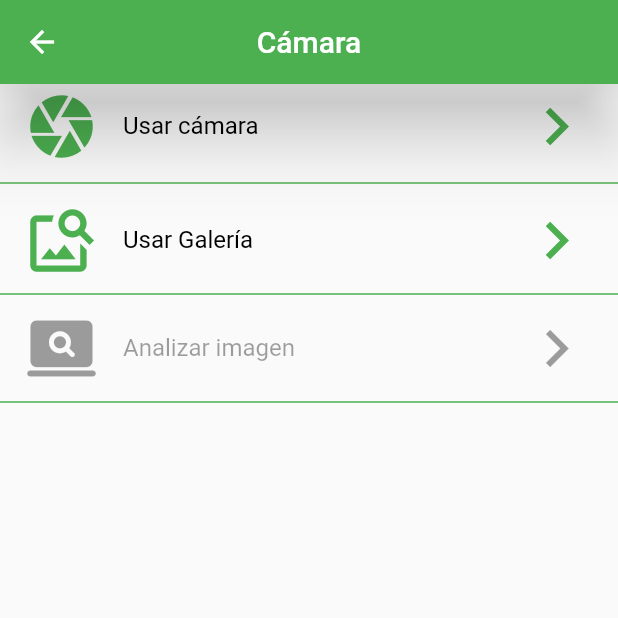
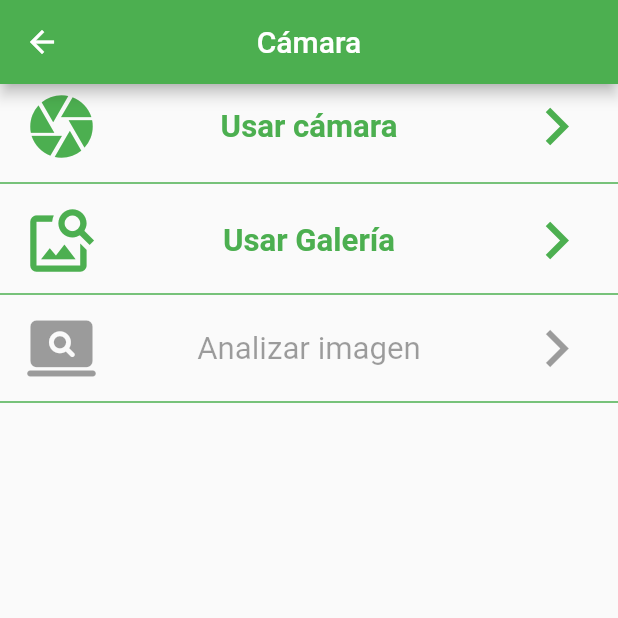
Before and after one commit to AnthonyQuiranza/flutter_detection, a Flutter app: the screen it shows after launch, after a tap on "Detectar", on a phone screen of 412 x 824 dp, the top half of it. Run offline on Flutter 3.47's test engine with Material 2 defaults, Android fonts, the phone set to English and light mode, and no system bars; our stand-ins replace dio, image_cropper, image_picker; project files that could hold a hidden picture were left out.

Commit message:
style update

```diff
--- /dev/null
+++ b/lib/src/models/style_model.dart
@@ -0,0 +1,10 @@
+import 'package:flutter/cupertino.dart';
+import 'package:flutter/material.dart';
+
+TextStyle titleStyle = const TextStyle(
+  fontWeight: FontWeight.bold,
+  color: Colors.green,
+);
+TextStyle subtitleStyle = const TextStyle(
+  fontWeight: FontWeight.normal,
+);
--- a/lib/src/pages/camera_page.dart
+++ b/lib/src/pages/camera_page.dart
@@ -2,6 +2,7 @@ import 'dart:convert';
 import 'dart:io';
 
 import 'package:detection/src/models/api_model.dart';
+import 'package:detection/src/models/style_model.dart';
 import 'package:flutter/material.dart';
 import 'package:image_picker/image_picker.dart';
 import 'package:path_provider/path_provider.dart';
@@ -129,8 +130,10 @@ class _CameraPageState extends State<CameraPage> {
   Widget build(BuildContext context) {
     return Scaffold(
       appBar: AppBar(
-        title: Text('Cámara'),
-        elevation: 20,
+        title: Text(
+          'Cámara',
+          textAlign: TextAlign.center,
+        ),
         toolbarTextStyle: TextStyle(fontWeight: FontWeight.w800),
         centerTitle: true,
         backgroundColor: Colors.green,
@@ -141,7 +144,12 @@ class _CameraPageState extends State<CameraPage> {
             textColor: Colors.black,
             iconColor: Colors.green,
             leading: Icon(Icons.camera, size: 50),
-            title: Text('Usar cámara'),
+            title: Text(
+              'Usar cámara',
+              textAlign: TextAlign.center,
+              textScaleFactor: 1.3,
+              style: titleStyle,
+            ),
             trailing: Icon(Icons.navigate_next, size: 50),
             onTap: () {
               urlImageResult = null;
@@ -158,7 +166,12 @@ class _CameraPageState extends State<CameraPage> {
             textColor: Colors.black,
             iconColor: Colors.green,
             leading: Icon(Icons.image_search, size: 50),
-            title: Text('Usar Galería'),
+            title: Text(
+              'Usar Galería',
+              textAlign: TextAlign.center,
+              textScaleFactor: 1.3,
+              style: titleStyle,
+            ),
             trailing: Icon(Icons.navigate_next, size: 50),
             onTap: () {
               urlImageResult = null;
@@ -175,7 +188,11 @@ class _CameraPageState extends State<CameraPage> {
             textColor: Colors.black,
             iconColor: Colors.green,
             leading: Icon(Icons.screen_search_desktop_rounded, size: 50),
-            title: Text('Analizar imagen'),
+            title: Text(
+              'Analizar imagen',
+              textAlign: TextAlign.center,
+              textScaleFactor: 1.3,
+            ),
             trailing: Icon(Icons.navigate_next, size: 50),
             onTap: () {
               analizarImagen();
--- a/lib/src/pages/home_page.dart
+++ b/lib/src/pages/home_page.dart
@@ -1,5 +1,6 @@
 // ignore_for_file: prefer_const_constructors
 
+import 'package:detection/src/models/style_model.dart';
 import 'package:flutter/material.dart';
 
 class HomePage extends StatelessWidget {
@@ -7,13 +8,13 @@ class HomePage extends StatelessWidget {
   @override
   Widget build(BuildContext context) {
     return Scaffold(
-      appBar: AppBar(
-        title: Text('Menú Principal'),
-        elevation: 20,
-        toolbarTextStyle: TextStyle(fontWeight: FontWeight.w800),
-        centerTitle: true,
-        backgroundColor: Colors.green,
-      ),
+      // appBar: AppBar(
+      //   title: Text('Menú Principal'),
+      //   elevation: 20,S
+      //   toolbarTextStyle: TextStyle(fontWeight: FontWeight.w800),
+      //   centerTitle: true,
+      //   backgroundColor: Colors.green,
+      // ),
       body: _menuList(context),
     );
   }
@@ -32,9 +33,16 @@ class HomePage extends StatelessWidget {
           textColor: Colors.black,
           iconColor: Colors.green,
           leading: Icon(Icons.remove_red_eye, size: 50),
-          title: Text('Detectar'),
+          title: Text(
+            'Detectar',
+            textAlign: TextAlign.center,
+            textScaleFactor: 1.3,
+            style: titleStyle,
+          ),
           subtitle: Text(
-              'Realiza una detección usando tu cámara o una fotografía de Galería'),
+            'Realiza una detección usando tu cámara o una fotografía de Galería',
+            textScaleFactor: 1.2,
+          ),
           trailing: Icon(Icons.navigate_next, size: 50),
           onTap: () {
             Navigator.pushNamed(context, 'camera');
@@ -49,9 +57,16 @@ class HomePage extends StatelessWidget {
           textColor: Colors.black,
           iconColor: Colors.green,
           leading: Icon(Icons.question_mark, size: 50),
-          title: Text('¿Quiénes somos?'),
-          subtitle:
-              Text('¿Deseas saber más sobre nosotros y nuestro proyecto?'),
+          title: Text(
+            '¿Quiénes somos?',
+            textAlign: TextAlign.center,
+            textScaleFactor: 1.3,
+            style: titleStyle,
+          ),
+          subtitle: Text(
+            '¿Deseas saber más sobre nosotros y nuestro proyecto?',
+            textScaleFactor: 1.2,
+          ),
           trailing: Icon(Icons.navigate_next, size: 50),
           onTap: () => _quienesSomosAlert(context),
         ),
```
